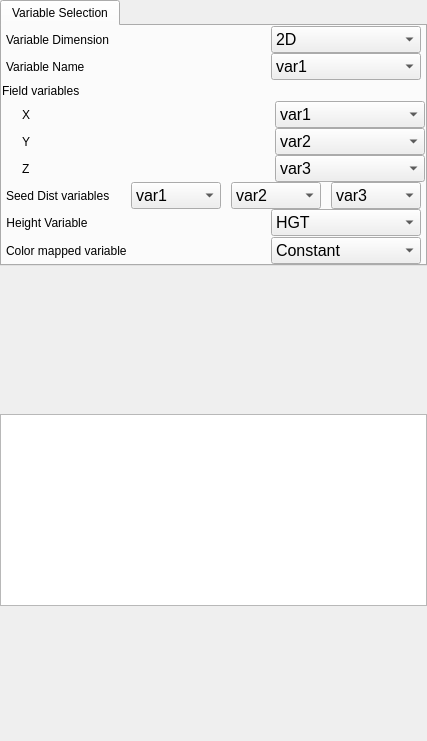
StasJ/vapor-formatted, file apps/vaporgui/VariablesWidgetGUI.ui: the form before one commit.
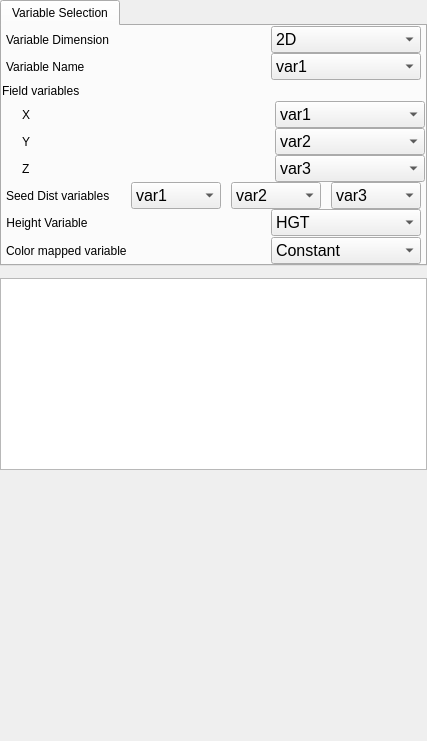
The form after the commit. Custom widgets are drawn as their Qt base class.

Patch:
```diff
--- a/apps/vaporgui/VariablesWidgetGUI.ui
+++ b/apps/vaporgui/VariablesWidgetGUI.ui
@@ -10,6 +10,12 @@
     <height>741</height>
    </rect>
   </property>
+  <property name="sizePolicy">
+   <sizepolicy hsizetype="Preferred" vsizetype="Maximum">
+    <horstretch>0</horstretch>
+    <verstretch>0</verstretch>
+   </sizepolicy>
+  </property>
   <property name="maximumSize">
    <size>
     <width>16777215</width>
@@ -1007,7 +1013,7 @@
    <item>
     <widget class="FidelityWidget" name="_fidelityWidget" native="true">
      <property name="sizePolicy">
-      <sizepolicy hsizetype="Expanding" vsizetype="Expanding">
+      <sizepolicy hsizetype="Expanding" vsizetype="Maximum">
        <horstretch>0</horstretch>
        <verstretch>0</verstretch>
       </sizepolicy>
@@ -1021,7 +1027,14 @@
     </widget>
    </item>
    <item>
-    <widget class="QTableWidget" name="testTable"/>
+    <widget class="QTableWidget" name="testTable">
+     <property name="sizePolicy">
+      <sizepolicy hsizetype="Expanding" vsizetype="Maximum">
+       <horstretch>0</horstretch>
+       <verstretch>0</verstretch>
+      </sizepolicy>
+     </property>
+    </widget>
    </item>
    <item>
     <spacer name="verticalSpacer">
```
Left out of the diff: 2 changed lines with no effect on the pictures.
